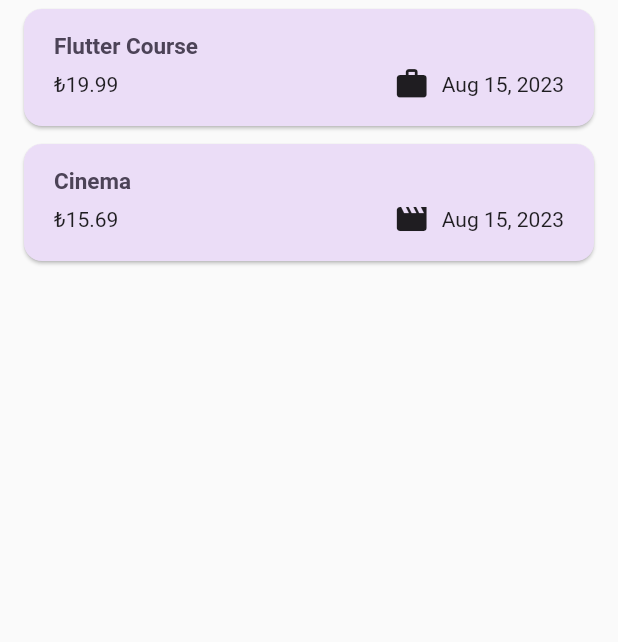
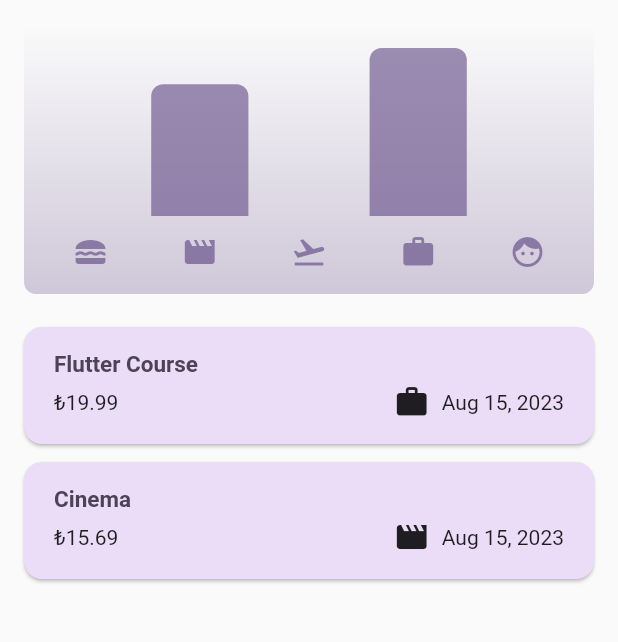
Before and after one commit to sevdenuragba/expense_tracker_app, a Flutter app: the screen it shows after launch, on a phone screen of 412 x 824 dp, the part 84-726 px from its top. Run offline on Flutter 3.47's test engine with Material 2 defaults, Android fonts, the phone set to English and light mode, and no system bars.

Commit message:
Initial commit

```diff
--- a/lib/main.dart
+++ b/lib/main.dart
@@ -46,7 +46,7 @@ void main() {
                   fontSize: 15),
             ),
       ),
-      themeMode: ThemeMode.light,
+      themeMode: ThemeMode.system,
       home: const Expenses(),
     ),
   );
--- a/lib/models/expense.dart
+++ b/lib/models/expense.dart
@@ -6,11 +6,9 @@ final formatter = DateFormat.yMMMd();
 
 const uuid = Uuid();
 
-enum Category {
-  food, travel, leisure, work, other
-}
+enum Category { food, travel, leisure, work, other }
 
-const categoryIcons= {
+const categoryIcons = {
   Category.food: Icons.lunch_dining,
   Category.travel: Icons.flight_takeoff,
   Category.leisure: Icons.movie,
@@ -32,8 +30,25 @@ class Expense {
   final DateTime date;
   final Category category;
 
-    String get formattedDate{
+  String get formattedDate {
     return formatter.format(date);
   }
+}
 
+class ExpenseBucket {
+  const ExpenseBucket({required this.category, required this.expenses});
+
+  ExpenseBucket.forCategory(List<Expense> allExpenses, this.category) : expenses = allExpenses.where((expense) => expense.category == category).toList();
+
+  final Category category;
+  final List<Expense> expenses;
+
+  double get totalExpenses {
+    double sum = 0;
+    for (final expense in expenses) {
+      sum += expense.amount;
     }
+
+    return sum;
+  }
+}
--- /dev/null
+++ b/lib/widgets/chart/chart.dart
@@ -0,0 +1,96 @@
+import 'package:flutter/material.dart';
+
+import 'package:expense_tracker/widgets/chart/chart_bar.dart';
+import 'package:expense_tracker/models/expense.dart';
+
+class Chart extends StatelessWidget {
+  const Chart({super.key, required this.expenses});
+
+  final List<Expense> expenses;
+
+  List<ExpenseBucket> get buckets {
+    return [
+      ExpenseBucket.forCategory(expenses, Category.food),
+      ExpenseBucket.forCategory(expenses, Category.leisure),
+      ExpenseBucket.forCategory(expenses, Category.travel),
+      ExpenseBucket.forCategory(expenses, Category.work),
+      ExpenseBucket.forCategory(expenses, Category.other)
+    ];
+  }
+
+  double get maxTotalExpense {
+    double maxTotalExpense = 0;
+
+    for (final bucket in buckets) {
+      if (bucket.totalExpenses > maxTotalExpense) {
+        maxTotalExpense = bucket.totalExpenses;
+      }
+    }
+
+    return maxTotalExpense;
+  }
+
+  @override
+  Widget build(BuildContext context) {
+    final isDarkMode =
+        MediaQuery.of(context).platformBrightness == Brightness.dark;
+    return Container(
+      margin: const EdgeInsets.all(16),
+      padding: const EdgeInsets.symmetric(
+        vertical: 16,
+        horizontal: 8,
+      ),
+      width: double.infinity,
+      height: 180,
+      decoration: BoxDecoration(
+        borderRadius: BorderRadius.circular(8),
+        gradient: LinearGradient(
+          colors: [
+            Theme.of(context).colorScheme.primary.withOpacity(0.3),
+            Theme.of(context).colorScheme.primary.withOpacity(0.0)
+          ],
+          begin: Alignment.bottomCenter,
+          end: Alignment.topCenter,
+        ),
+      ),
+      child: Column(
+        children: [
+          Expanded(
+            child: Row(
+              crossAxisAlignment: CrossAxisAlignment.end,
+              children: [
+                for (final bucket in buckets) // alternative to map()
+                  ChartBar(
+                    fill: bucket.totalExpenses == 0
+                        ? 0
+                        : bucket.totalExpenses / maxTotalExpense,
+                  )
+              ],
+            ),
+          ),
+          const SizedBox(height: 12),
+          Row(
+            children: buckets
+                .map(
+                  (bucket) => Expanded(
+                    child: Padding(
+                      padding: const EdgeInsets.symmetric(horizontal: 4),
+                      child: Icon(
+                        categoryIcons[bucket.category],
+                        color: isDarkMode
+                            ? Theme.of(context).colorScheme.secondary
+                            : Theme.of(context)
+                                .colorScheme
+                                .primary
+                                .withOpacity(0.7),
+                      ),
+                    ),
+                  ),
+                )
+                .toList(),
+          )
+        ],
+      ),
+    );
+  }
+}
--- /dev/null
+++ b/lib/widgets/chart/chart_bar.dart
@@ -0,0 +1,34 @@
+import 'package:flutter/material.dart';
+
+class ChartBar extends StatelessWidget {
+  const ChartBar({
+    super.key,
+    required this.fill,
+  });
+
+  final double fill;
+
+  @override
+  Widget build(BuildContext context) {
+    final isDarkMode =
+        MediaQuery.of(context).platformBrightness == Brightness.dark;
+    return Expanded(
+      child: Padding(
+        padding: const EdgeInsets.symmetric(horizontal: 4),
+        child: FractionallySizedBox(
+          heightFactor: fill,
+          child: DecoratedBox(
+            decoration: BoxDecoration(
+              shape: BoxShape.rectangle,
+              borderRadius:
+                  const BorderRadius.vertical(top: Radius.circular(8)),
+              color: isDarkMode
+                  ? Theme.of(context).colorScheme.secondary
+                  : Theme.of(context).colorScheme.primary.withOpacity(0.65),
+            ),
+          ),
+        ),
+      ),
+    );
+  }
+}
--- a/lib/widgets/expenses.dart
+++ b/lib/widgets/expenses.dart
@@ -1,3 +1,4 @@
+import 'package:expense_tracker/widgets/chart/chart.dart';
 import 'package:expense_tracker/widgets/expenses_list/expenses_list.dart';
 import 'package:expense_tracker/models/expense.dart';
 import 'package:expense_tracker/widgets/new_expense.dart';
@@ -78,6 +79,7 @@ class _ExpensesState extends State<Expenses> {
       ]),
       body: Column(
         children: [
+          Chart(expenses: _registeredExpenses),
           Expanded(
             child: mainContent,
           )
```
Lines whose indentation alone changed are shown as unchanged.
